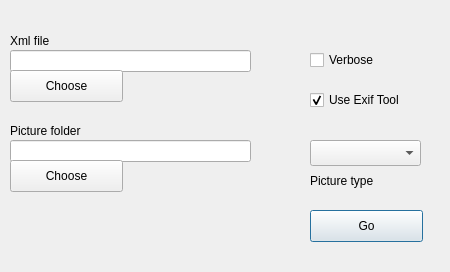
Old version of the form py/untitled.ui in the repository Sjith/geotagger-1.
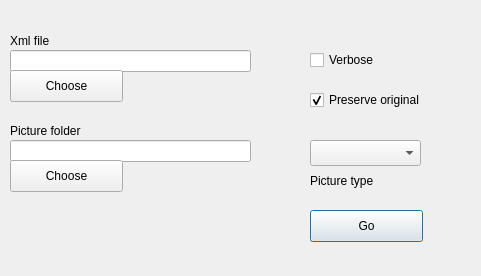
New version of the form.

Commit message: Added options to preserve original image

What changed in the file:
```diff
--- a/py/untitled.ui
+++ b/py/untitled.ui
@@ -6,8 +6,8 @@
    <rect>
     <x>0</x>
     <y>0</y>
-    <width>450</width>
-    <height>272</height>
+    <width>481</width>
+    <height>276</height>
    </rect>
   </property>
   <property name="windowTitle">
@@ -31,12 +31,12 @@
     <rect>
      <x>310</x>
      <y>90</y>
-     <width>121</width>
+     <width>131</width>
      <height>20</height>
     </rect>
    </property>
    <property name="text">
-    <string>Use Exif Tool</string>
+    <string>Preserve original</string>
    </property>
    <property name="checked">
     <bool>true</bool>
```
Left out of the diff: 2 changed lines with no effect on the pictures. The commit also changes 3 other files.
